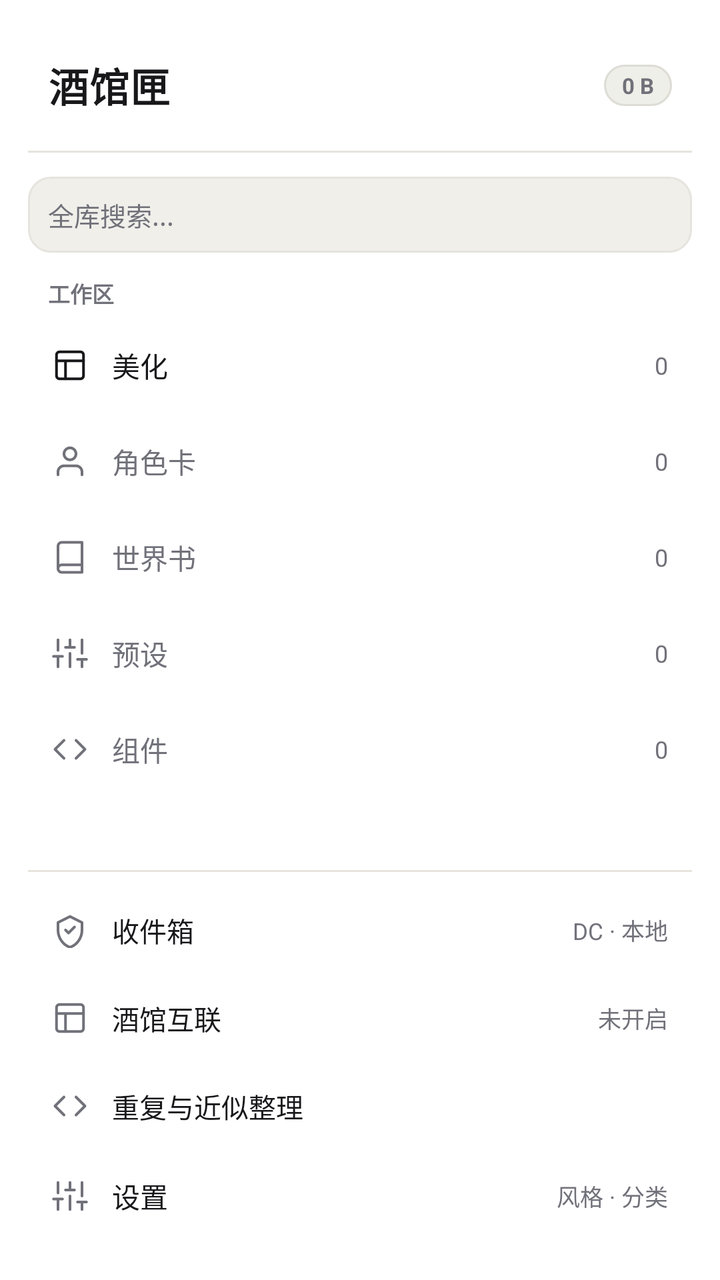
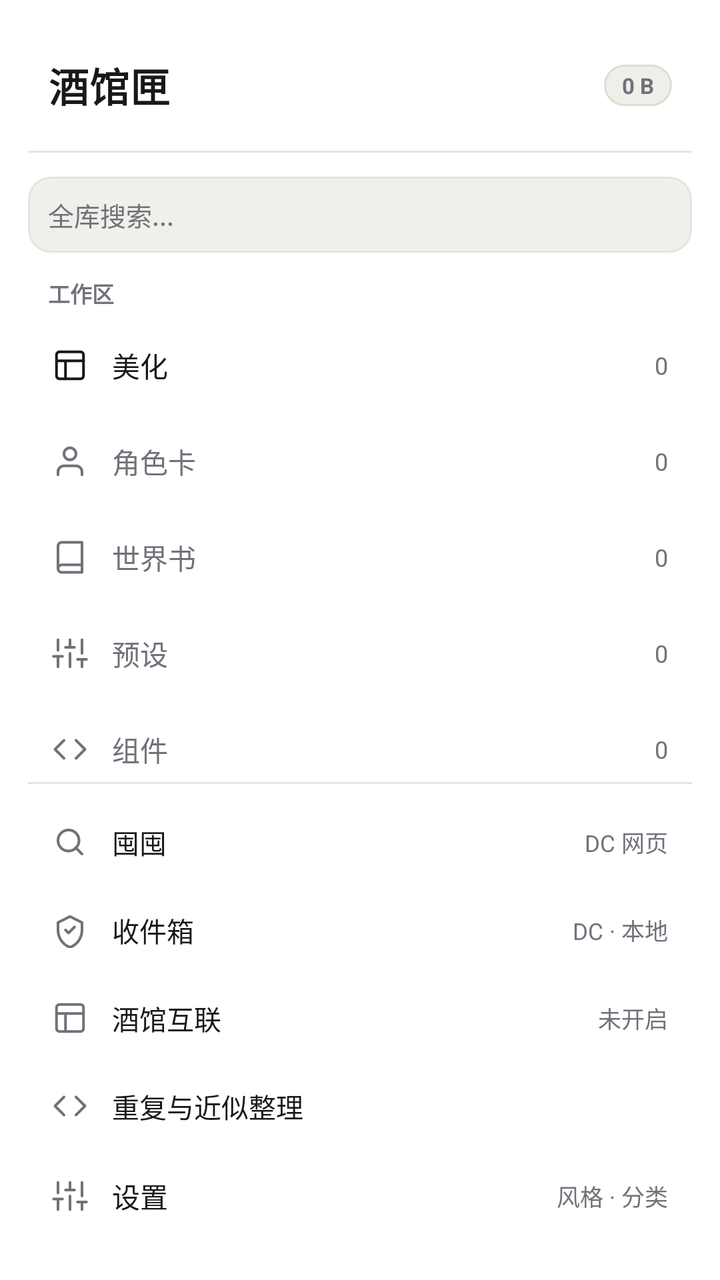

An Android layout rendered at two revisions. The XML below is the earlier revision; the diff shows what the commit changed to produce the second picture.
<!-- AndroidManifest.xml: application theme Theme.STThemeVault -->
<!-- res/layout/layout_drawer.xml -->
<?xml version="1.0" encoding="utf-8"?>
<LinearLayout xmlns:android="http://schemas.android.com/apk/res/android"
    xmlns:app="http://schemas.android.com/apk/res-auto"
    android:layout_width="276dp"
    android:layout_height="match_parent"
    android:layout_gravity="start"
    android:background="@color/surface"
    android:clickable="true"
    android:focusable="true"
    android:orientation="vertical"
    android:paddingHorizontal="14dp"
    android:paddingTop="28dp"
    android:paddingBottom="20dp">

    
    <LinearLayout
        android:layout_width="match_parent"
        android:layout_height="wrap_content"
        android:gravity="center_vertical"
        android:orientation="horizontal"
        android:paddingHorizontal="10dp"
        android:paddingBottom="18dp">

        <TextView
            android:layout_width="0dp"
            android:layout_height="wrap_content"
            android:layout_weight="1"
            android:letterSpacing="0.02"
            android:text="酒馆匣"
            android:textColor="@color/text_primary"
            android:textSize="20sp"
            android:textStyle="bold" />

        <TextView
            android:id="@+id/tvDrawerTotalSize"
            android:layout_width="wrap_content"
            android:layout_height="wrap_content"
            android:background="@drawable/bg_pill_accent"
            android:paddingHorizontal="9dp"
            android:paddingVertical="3dp"
            android:text="0 B"
            android:textColor="@color/text_muted"
            android:textSize="11sp"
            android:textStyle="bold" />
    </LinearLayout>

    <View
        android:layout_width="match_parent"
        android:layout_height="1dp"
        android:layout_marginBottom="12dp"
        android:background="@color/border" />

    
    <LinearLayout
        android:layout_width="match_parent"
        android:layout_height="38dp"
        android:layout_marginBottom="12dp"
        android:background="@drawable/bg_input"
        android:gravity="center_vertical"
        android:orientation="horizontal"
        android:paddingHorizontal="10dp">

        <EditText
            android:id="@+id/etDrawerGlobalSearch"
            android:layout_width="0dp"
            android:layout_height="match_parent"
            android:layout_weight="1"
            android:background="@android:color/transparent"
            android:hint="全库搜索..."
            android:imeOptions="actionSearch"
            android:inputType="text"
            android:singleLine="true"
            android:textColor="@color/text_primary"
            android:textColorHint="@color/text_muted"
            android:textSize="13sp" />

        <TextView
            android:id="@+id/btnDrawerSearchClear"
            android:layout_width="wrap_content"
            android:layout_height="wrap_content"
            android:clickable="true"
            android:focusable="true"
            android:paddingHorizontal="6dp"
            android:paddingVertical="4dp"
            android:text="✕"
            android:textColor="@color/text_muted"
            android:textSize="12sp"
            android:visibility="gone" />
    </LinearLayout>

    
    <TextView
        android:id="@+id/tvDrawerSearchEmpty"
        android:layout_width="match_parent"
        android:layout_height="wrap_content"
        android:gravity="center"
        android:paddingVertical="24dp"
        android:text="未找到匹配资源"
        android:textColor="@color/text_muted"
        android:textSize="12.5sp"
        android:visibility="gone" />

    <androidx.recyclerview.widget.RecyclerView
        android:id="@+id/rvDrawerGlobalSearch"
        android:layout_width="match_parent"
        android:layout_height="0dp"
        android:layout_weight="1"
        android:visibility="gone" />

    
    <LinearLayout
        android:id="@+id/drawerNavGroup"
        android:layout_width="match_parent"
        android:layout_height="0dp"
        android:layout_weight="1"
        android:orientation="vertical">

    <TextView
        android:layout_width="wrap_content"
        android:layout_height="wrap_content"
        android:layout_marginBottom="6dp"
        android:paddingHorizontal="10dp"
        android:text="工作区"
        android:textColor="@color/text_muted"
        android:textSize="11sp"
        android:textStyle="bold" />

    
    <LinearLayout
        android:id="@+id/drawerItemThemes"
        android:layout_width="match_parent"
        android:layout_height="44dp"
        android:layout_marginBottom="4dp"
        android:clickable="true"
        android:focusable="true"
        android:gravity="center_vertical"
        android:orientation="horizontal"
        android:paddingHorizontal="12dp">

        <ImageView
            android:id="@+id/ivDrawerThemes"
            android:layout_width="18dp"
            android:layout_height="18dp"
            android:src="@drawable/ic_module_theme"
            app:tint="@color/text_primary" />

        <TextView
            android:id="@+id/tvDrawerThemes"
            android:layout_width="0dp"
            android:layout_height="wrap_content"
            android:layout_marginStart="12dp"
            android:layout_weight="1"
            android:text="美化"
            android:textColor="@color/text_primary"
            android:textSize="14sp" />

        <TextView
            android:id="@+id/tvCountThemes"
            android:layout_width="wrap_content"
            android:layout_height="wrap_content"
            android:text="0"
            android:textColor="@color/text_muted"
            android:textSize="12sp" />
    </LinearLayout>

    
    <LinearLayout
        android:id="@+id/drawerItemCharacters"
        android:layout_width="match_parent"
        android:layout_height="44dp"
        android:layout_marginBottom="4dp"
        android:clickable="true"
        android:focusable="true"
        android:gravity="center_vertical"
        android:orientation="horizontal"
        android:paddingHorizontal="12dp">

        <ImageView
            android:id="@+id/ivDrawerCharacters"
            android:layout_width="18dp"
            android:layout_height="18dp"
            android:src="@drawable/ic_module_character"
            app:tint="@color/text_muted" />

        <TextView
            android:id="@+id/tvDrawerCharacters"
            android:layout_width="0dp"
            android:layout_height="wrap_content"
            android:layout_marginStart="12dp"
            android:layout_weight="1"
            android:text="角色卡"
            android:textColor="@color/text_muted"
            android:textSize="14sp" />

        <TextView
            android:id="@+id/tvCountChars"
            android:layout_width="wrap_content"
            android:layout_height="wrap_content"
            android:text="0"
            android:textColor="@color/text_muted"
            android:textSize="12sp" />
    </LinearLayout>

    
    <LinearLayout
        android:id="@+id/drawerItemWorldBooks"
        android:layout_width="match_parent"
        android:layout_height="44dp"
        android:layout_marginBottom="4dp"
        android:clickable="true"
        android:focusable="true"
        android:gravity="center_vertical"
        android:orientation="horizontal"
        android:paddingHorizontal="12dp">

        <ImageView
            android:id="@+id/ivDrawerWorldBooks"
            android:layout_width="18dp"
            android:layout_height="18dp"
            android:src="@drawable/ic_module_worldbook"
            app:tint="@color/text_muted" />

        <TextView
            android:id="@+id/tvDrawerWorldBooks"
            android:layout_width="0dp"
            android:layout_height="wrap_content"
            android:layout_marginStart="12dp"
            android:layout_weight="1"
            android:text="世界书"
            android:textColor="@color/text_muted"
            android:textSize="14sp" />

        <TextView
            android:id="@+id/tvCountBooks"
            android:layout_width="wrap_content"
            android:layout_height="wrap_content"
            android:text="0"
            android:textColor="@color/text_muted"
            android:textSize="12sp" />
    </LinearLayout>

    
    <LinearLayout
        android:id="@+id/drawerItemPresets"
        android:layout_width="match_parent"
        android:layout_height="44dp"
        android:layout_marginBottom="4dp"
        android:clickable="true"
        android:focusable="true"
        android:gravity="center_vertical"
        android:orientation="horizontal"
        android:paddingHorizontal="12dp">

        <ImageView
            android:id="@+id/ivDrawerPresets"
            android:layout_width="18dp"
            android:layout_height="18dp"
            android:src="@drawable/ic_module_preset"
            app:tint="@color/text_muted" />

        <TextView
            android:id="@+id/tvDrawerPresets"
            android:layout_width="0dp"
            android:layout_height="wrap_content"
            android:layout_marginStart="12dp"
            android:layout_weight="1"
            android:text="预设"
            android:textColor="@color/text_muted"
            android:textSize="14sp" />

        <TextView
            android:id="@+id/tvCountPresets"
            android:layout_width="wrap_content"
            android:layout_height="wrap_content"
            android:text="0"
            android:textColor="@color/text_muted"
            android:textSize="12sp" />
    </LinearLayout>

    
    <LinearLayout
        android:id="@+id/drawerItemComponents"
        android:layout_width="match_parent"
        android:layout_height="44dp"
        android:layout_marginBottom="4dp"
        android:clickable="true"
        android:focusable="true"
        android:gravity="center_vertical"
        android:orientation="horizontal"
        android:paddingHorizontal="12dp">

        <ImageView
            android:id="@+id/ivDrawerComponents"
            android:layout_width="18dp"
            android:layout_height="18dp"
            android:src="@drawable/ic_module_component"
            app:tint="@color/text_muted" />

        <TextView
            android:id="@+id/tvDrawerComponents"
            android:layout_width="0dp"
            android:layout_height="wrap_content"
            android:layout_marginStart="12dp"
            android:layout_weight="1"
            android:text="组件"
            android:textColor="@color/text_muted"
            android:textSize="14sp" />

        <TextView
            android:id="@+id/tvCountComps"
            android:layout_width="wrap_content"
            android:layout_height="wrap_content"
            android:text="0"
            android:textColor="@color/text_muted"
            android:textSize="12sp" />
    </LinearLayout>

    </LinearLayout>

    <View
        android:layout_width="match_parent"
        android:layout_height="1dp"
        android:layout_marginBottom="8dp"
        android:background="@color/border" />

    
    <LinearLayout
        android:id="@+id/drawerItemInbox"
        android:layout_width="match_parent"
        android:layout_height="42dp"
        android:layout_marginBottom="2dp"
        android:clickable="true"
        android:focusable="true"
        android:gravity="center_vertical"
        android:orientation="horizontal"
        android:paddingHorizontal="12dp">

        <ImageView
            android:layout_width="18dp"
            android:layout_height="18dp"
            android:src="@drawable/ic_nav_vault"
            app:tint="@color/text_muted" />

        <TextView
            android:layout_width="0dp"
            android:layout_height="wrap_content"
            android:layout_marginStart="12dp"
            android:layout_weight="1"
            android:text="收件箱"
            android:textColor="@color/text_primary"
            android:textSize="13.5sp" />

        <TextView
            android:id="@+id/tvDrawerInboxStatus"
            android:layout_width="wrap_content"
            android:layout_height="wrap_content"
            android:text="DC · 本地"
            android:textColor="@color/text_muted"
            android:textSize="11.5sp" />
    </LinearLayout>

    
    <LinearLayout
        android:id="@+id/drawerItemBridge"
        android:layout_width="match_parent"
        android:layout_height="42dp"
        android:layout_marginBottom="2dp"
        android:clickable="true"
        android:focusable="true"
        android:gravity="center_vertical"
        android:orientation="horizontal"
        android:paddingHorizontal="12dp">

        <ImageView
            android:layout_width="18dp"
            android:layout_height="18dp"
            android:src="@drawable/ic_module_theme"
            app:tint="@color/text_muted" />

        <TextView
            android:layout_width="0dp"
            android:layout_height="wrap_content"
            android:layout_marginStart="12dp"
            android:layout_weight="1"
            android:text="酒馆互联"
            android:textColor="@color/text_primary"
            android:textSize="13.5sp" />

        <TextView
            android:id="@+id/tvDrawerBridgeStatus"
            android:layout_width="wrap_content"
            android:layout_height="wrap_content"
            android:text="未开启"
            android:textColor="@color/text_muted"
            android:textSize="11.5sp" />
    </LinearLayout>

    
    <LinearLayout
        android:id="@+id/drawerItemDedup"
        android:layout_width="match_parent"
        android:layout_height="42dp"
        android:layout_marginBottom="2dp"
        android:clickable="true"
        android:focusable="true"
        android:gravity="center_vertical"
        android:orientation="horizontal"
        android:paddingHorizontal="12dp">

        <ImageView
            android:layout_width="18dp"
            android:layout_height="18dp"
            android:src="@drawable/ic_module_component"
            app:tint="@color/text_muted" />

        <TextView
            android:layout_width="0dp"
            android:layout_height="wrap_content"
            android:layout_marginStart="12dp"
            android:layout_weight="1"
            android:text="重复与近似整理"
            android:textColor="@color/text_primary"
            android:textSize="13.5sp" />
    </LinearLayout>

    
    <LinearLayout
        android:id="@+id/drawerItemSettings"
        android:layout_width="match_parent"
        android:layout_height="44dp"
        android:clickable="true"
        android:focusable="true"
        android:gravity="center_vertical"
        android:orientation="horizontal"
        android:paddingHorizontal="12dp">

        <ImageView
            android:layout_width="18dp"
            android:layout_height="18dp"
            android:src="@drawable/ic_module_preset"
            app:tint="@color/text_muted" />

        <TextView
            android:layout_width="0dp"
            android:layout_height="wrap_content"
            android:layout_marginStart="12dp"
            android:layout_weight="1"
            android:text="设置"
            android:textColor="@color/text_primary"
            android:textSize="14sp" />

        <TextView
            android:layout_width="wrap_content"
            android:layout_height="wrap_content"
            android:text="风格 · 分类"
            android:textColor="@color/text_muted"
            android:textSize="11.5sp" />
    </LinearLayout>
</LinearLayout>
<!-- resources referenced by this layout -->
<resources>
  <color name="border">#E6E4DD</color>
  <color name="surface">#FFFFFF</color>
  <color name="text_muted">#71717A</color>
  <color name="text_primary">#18181B</color>
  <!-- drawable bg_input (drawable) -->
  <?xml version="1.0" encoding="utf-8"?>
  <shape xmlns:android="http://schemas.android.com/apk/res/android" android:shape="rectangle">
      <solid android:color="@color/surface_2" />
      <corners android:radius="11dp" />
      <stroke android:width="1dp" android:color="@color/border" />
  </shape>
  <!-- drawable bg_pill_accent (drawable) -->
  <?xml version="1.0" encoding="utf-8"?>
  <shape xmlns:android="http://schemas.android.com/apk/res/android" android:shape="rectangle">
      <solid android:color="@color/pill_accent_bg" />
      <corners android:radius="999dp" />
      <stroke android:width="1dp" android:color="@color/pill_accent_stroke" />
  </shape>
  <!-- drawable ic_module_component (drawable) -->
  <?xml version="1.0" encoding="utf-8"?>
  <vector xmlns:android="http://schemas.android.com/apk/res/android"
      android:width="20dp"
      android:height="20dp"
      android:viewportWidth="24"
      android:viewportHeight="24">
      <path
          android:fillColor="@android:color/transparent"
          android:pathData="M16,18l6,-6l-6,-6M8,6l-6,6l6,6"
          android:strokeWidth="1.8"
          android:strokeColor="#FFFFFF"
          android:strokeLineCap="round"
          android:strokeLineJoin="round" />
  </vector>
  <!-- drawable ic_module_preset (drawable) -->
  <?xml version="1.0" encoding="utf-8"?>
  <vector xmlns:android="http://schemas.android.com/apk/res/android"
      android:width="20dp"
      android:height="20dp"
      android:viewportWidth="24"
      android:viewportHeight="24">
      <path
          android:fillColor="@android:color/transparent"
          android:pathData="M4,21v-7M4,10V3M12,21v-9M12,8V3M20,21v-5M20,12V3M1,14h6M9,8h6M17,16h6"
          android:strokeWidth="1.8"
          android:strokeColor="#FFFFFF"
          android:strokeLineCap="round"
          android:strokeLineJoin="round" />
  </vector>
  <!-- drawable ic_module_theme (drawable) -->
  <?xml version="1.0" encoding="utf-8"?>
  <vector xmlns:android="http://schemas.android.com/apk/res/android"
      android:width="20dp"
      android:height="20dp"
      android:viewportWidth="24"
      android:viewportHeight="24">
      <path
          android:fillColor="@android:color/transparent"
          android:pathData="M3,5a2,2 0,0 1,2 -2h14a2,2 0,0 1,2 2v14a2,2 0,0 1,-2 2H5a2,2 0,0 1,-2 -2V5z"
          android:strokeWidth="1.8"
          android:strokeColor="#FFFFFF"
          android:strokeLineJoin="round" />
      <path
          android:fillColor="@android:color/transparent"
          android:pathData="M3,9h18M9,21V9"
          android:strokeWidth="1.8"
          android:strokeColor="#FFFFFF"
          android:strokeLineCap="round" />
  </vector>
  <color name="surface_2">#F0EFEA</color>
  <color name="pill_accent_bg">#EFEFE9</color>
  <color name="pill_accent_stroke">#DDDCD5</color>
  <color name="accent">#18181B</color>
  <color name="on_accent">#FFFFFF</color>
  <color name="bg">#F7F7F5</color>
  <!-- unchanged entries left out for length: 4 -->
</resources>

<!-- the commit's change to res/layout/layout_drawer.xml (unified diff, before → after) -->
@@ -325,7 +325,7 @@
 
     
     <LinearLayout
-        android:id="@+id/drawerItemInbox"
+        android:id="@+id/drawerItemHoard"
         android:layout_width="match_parent"
         android:layout_height="42dp"
         android:layout_marginBottom="2dp"
@@ -338,30 +338,29 @@
         <ImageView
             android:layout_width="18dp"
             android:layout_height="18dp"
-            android:src="@drawable/ic_nav_vault"
-            app:tint="@color/text_muted" />
-
-        <TextView
-            android:layout_width="0dp"
-            android:layout_height="wrap_content"
-            android:layout_marginStart="12dp"
-            android:layout_weight="1"
-            android:text="收件箱"
+            android:src="@drawable/ic_nav_search"
+            app:tint="@color/text_muted" />
+
+        <TextView
+            android:layout_width="0dp"
+            android:layout_height="wrap_content"
+            android:layout_marginStart="12dp"
+            android:layout_weight="1"
+            android:text="囤囤"
             android:textColor="@color/text_primary"
             android:textSize="13.5sp" />
 
         <TextView
-            android:id="@+id/tvDrawerInboxStatus"
-            android:layout_width="wrap_content"
-            android:layout_height="wrap_content"
-            android:text="DC · 本地"
+            android:layout_width="wrap_content"
+            android:layout_height="wrap_content"
+            android:text="DC 网页"
             android:textColor="@color/text_muted"
             android:textSize="11.5sp" />
     </LinearLayout>
 
     
     <LinearLayout
-        android:id="@+id/drawerItemBridge"
+        android:id="@+id/drawerItemInbox"
         android:layout_width="match_parent"
         android:layout_height="42dp"
         android:layout_marginBottom="2dp"
@@ -374,30 +373,30 @@
         <ImageView
             android:layout_width="18dp"
             android:layout_height="18dp"
-            android:src="@drawable/ic_module_theme"
-            app:tint="@color/text_muted" />
-
-        <TextView
-            android:layout_width="0dp"
-            android:layout_height="wrap_content"
-            android:layout_marginStart="12dp"
-            android:layout_weight="1"
-            android:text="酒馆互联"
+            android:src="@drawable/ic_nav_vault"
+            app:tint="@color/text_muted" />
+
+        <TextView
+            android:layout_width="0dp"
+            android:layout_height="wrap_content"
+            android:layout_marginStart="12dp"
+            android:layout_weight="1"
+            android:text="收件箱"
             android:textColor="@color/text_primary"
             android:textSize="13.5sp" />
 
         <TextView
-            android:id="@+id/tvDrawerBridgeStatus"
-            android:layout_width="wrap_content"
-            android:layout_height="wrap_content"
-            android:text="未开启"
+            android:id="@+id/tvDrawerInboxStatus"
+            android:layout_width="wrap_content"
+            android:layout_height="wrap_content"
+            android:text="DC · 本地"
             android:textColor="@color/text_muted"
             android:textSize="11.5sp" />
     </LinearLayout>
 
     
     <LinearLayout
-        android:id="@+id/drawerItemDedup"
+        android:id="@+id/drawerItemBridge"
         android:layout_width="match_parent"
         android:layout_height="42dp"
         android:layout_marginBottom="2dp"
@@ -410,6 +409,42 @@
         <ImageView
             android:layout_width="18dp"
             android:layout_height="18dp"
+            android:src="@drawable/ic_module_theme"
+            app:tint="@color/text_muted" />
+
+        <TextView
+            android:layout_width="0dp"
+            android:layout_height="wrap_content"
+            android:layout_marginStart="12dp"
+            android:layout_weight="1"
+            android:text="酒馆互联"
+            android:textColor="@color/text_primary"
+            android:textSize="13.5sp" />
+
+        <TextView
+            android:id="@+id/tvDrawerBridgeStatus"
+            android:layout_width="wrap_content"
+            android:layout_height="wrap_content"
+            android:text="未开启"
+            android:textColor="@color/text_muted"
+            android:textSize="11.5sp" />
+    </LinearLayout>
+
+    
+    <LinearLayout
+        android:id="@+id/drawerItemDedup"
+        android:layout_width="match_parent"
+        android:layout_height="42dp"
+        android:layout_marginBottom="2dp"
+        android:clickable="true"
+        android:focusable="true"
+        android:gravity="center_vertical"
+        android:orientation="horizontal"
+        android:paddingHorizontal="12dp">
+
+        <ImageView
+            android:layout_width="18dp"
+            android:layout_height="18dp"
             android:src="@drawable/ic_module_component"
             app:tint="@color/text_muted" />
 
<!-- resource entries referenced after the edit -->
@@ -68,6 +68,28 @@
           android:strokeColor="#FFFFFF"
           android:strokeLineCap="round" />
   </vector>
+  <!-- drawable ic_nav_search (drawable) -->
+  <?xml version="1.0" encoding="utf-8"?>
+  <vector xmlns:android="http://schemas.android.com/apk/res/android"
+      android:width="24dp"
+      android:height="24dp"
+      android:viewportWidth="24"
+      android:viewportHeight="24">
+      <path
+          android:fillColor="@android:color/transparent"
+          android:pathData="M11,4a7,7 0,1 0,0 14a7,7 0,1 0,0 -14z"
+          android:strokeWidth="1.8"
+          android:strokeColor="#FFFFFF"
+          android:strokeLineCap="round"
+          android:strokeLineJoin="round" />
+      <path
+          android:fillColor="@android:color/transparent"
+          android:pathData="M20,20l-4.2,-4.2"
+          android:strokeWidth="1.8"
+          android:strokeColor="#FFFFFF"
+          android:strokeLineCap="round"
+          android:strokeLineJoin="round" />
+  </vector>
   <color name="surface_2">#F0EFEA</color>
   <color name="pill_accent_bg">#EFEFE9</color>
   <color name="pill_accent_stroke">#DDDCD5</color>
